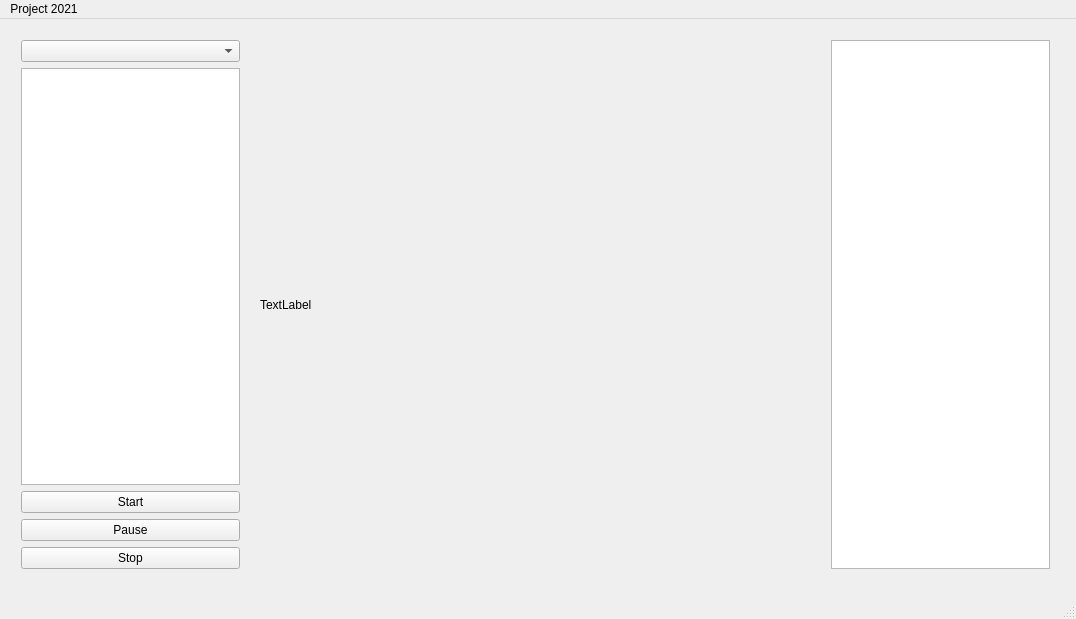
This is testQt/mainwindow.ui in CrispyPasta/ProjectGUI as Qt 5 draws it before an edit. The edited form follows.
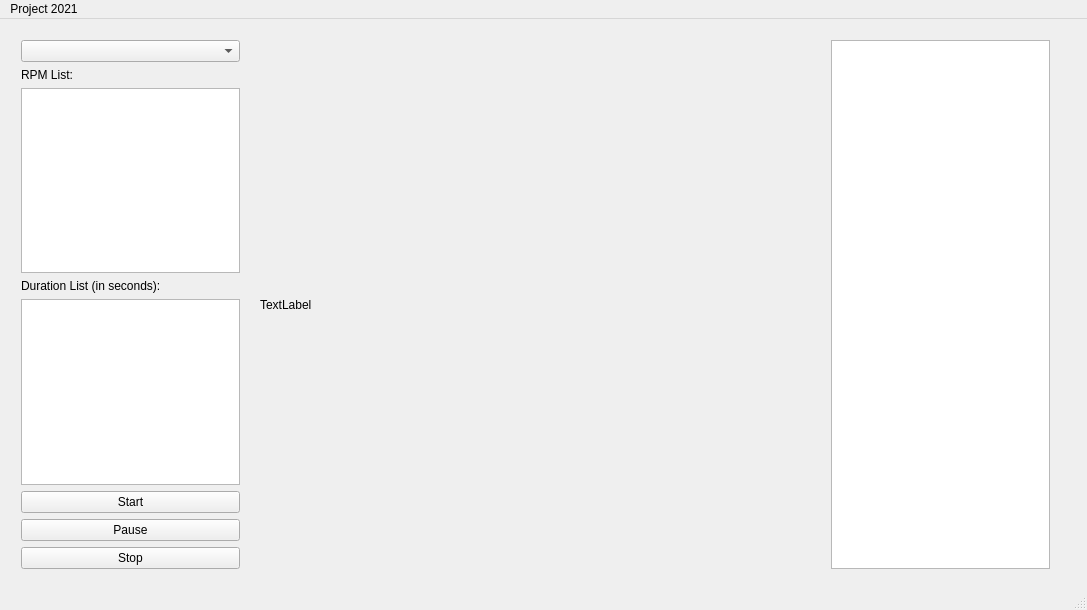
This is the edited form.

What changed in the file:
```diff
--- a/testQt/mainwindow.ui
+++ b/testQt/mainwindow.ui
@@ -6,8 +6,8 @@
    <rect>
     <x>0</x>
     <y>0</y>
-    <width>1076</width>
-    <height>619</height>
+    <width>1087</width>
+    <height>610</height>
    </rect>
   </property>
   <property name="windowTitle">
@@ -31,6 +31,13 @@
        </property>
       </widget>
      </item>
+     <item>
+      <widget class="QLabel" name="label">
+       <property name="text">
+        <string>RPM List:</string>
+       </property>
+      </widget>
+     </item>
      <item>
       <widget class="QTextEdit" name="inputTextEdit">
        <property name="whatsThis">
@@ -38,6 +45,20 @@
        </property>
       </widget>
      </item>
+     <item>
+      <widget class="QLabel" name="label_2">
+       <property name="text">
+        <string>Duration List (in seconds):</string>
+       </property>
+      </widget>
+     </item>
+     <item>
+      <widget class="QTextEdit" name="inputTextEdit_2">
+       <property name="whatsThis">
+        <string>Enter RPM and duration in minutes. E.g. 1000;2. </string>
+       </property>
+      </widget>
+     </item>
      <item>
       <widget class="QPushButton" name="startButton">
        <property name="text">
@@ -105,7 +126,7 @@
     <rect>
      <x>0</x>
      <y>0</y>
-     <width>1076</width>
+     <width>1087</width>
      <height>22</height>
     </rect>
    </property>
```
